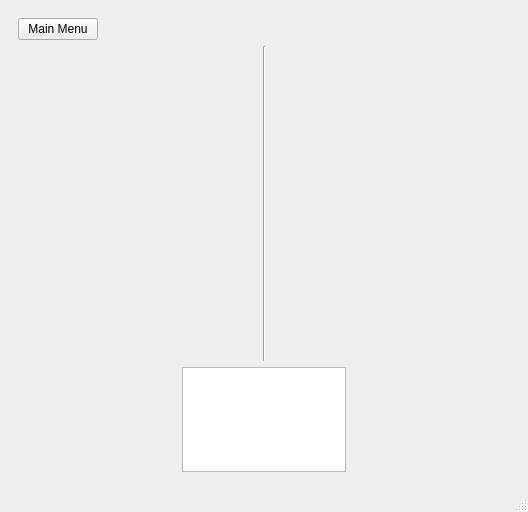
Qt form battleship.ui (B1rtek/battleship-py) before a commit.
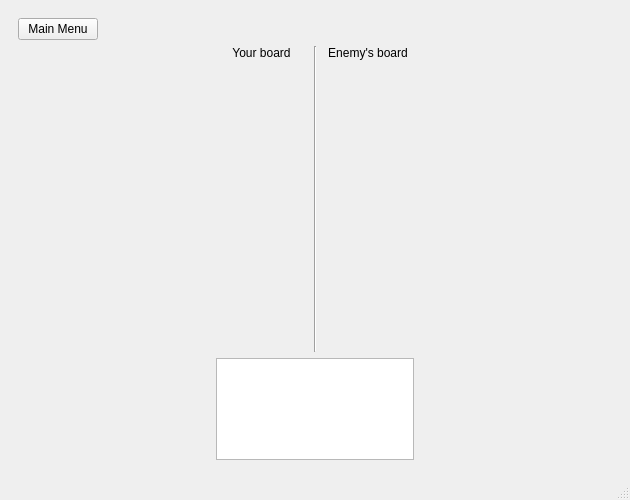
The same form after that commit. The open tabs and pages were chosen to show the change.

What changed in the file:
```diff
--- a/battleship.ui
+++ b/battleship.ui
@@ -6,8 +6,8 @@
    <rect>
     <x>0</x>
     <y>0</y>
-    <width>528</width>
-    <height>512</height>
+    <width>630</width>
+    <height>500</height>
    </rect>
   </property>
   <property name="sizePolicy">
@@ -415,8 +415,21 @@
                <layout class="QHBoxLayout" name="horizontalLayout_12">
                 <item>
                  <layout class="QVBoxLayout" name="verticalLayout_10">
+                  <property name="spacing">
+                   <number>0</number>
+                  </property>
                   <item>
                    <layout class="QVBoxLayout" name="verticalLayout_6">
+                    <item alignment="Qt::AlignHCenter">
+                     <widget class="QLabel" name="label_player_board">
+                      <property name="text">
+                       <string>Your board</string>
+                      </property>
+                      <property name="alignment">
+                       <set>Qt::AlignCenter</set>
+                      </property>
+                     </widget>
+                    </item>
                     <item>
                      <spacer name="verticalSpacer_8">
                       <property name="orientation">
@@ -472,10 +485,13 @@
                       <property name="orientation">
                        <enum>Qt::Vertical</enum>
                       </property>
+                      <property name="sizeType">
+                       <enum>QSizePolicy::Minimum</enum>
+                      </property>
                       <property name="sizeHint" stdset="0">
                        <size>
                         <width>20</width>
-                        <height>40</height>
+                        <height>20</height>
                        </size>
                       </property>
                      </spacer>
@@ -490,7 +506,7 @@
                        <enum>Qt::Vertical</enum>
                       </property>
                       <property name="sizeType">
-                       <enum>QSizePolicy::Expanding</enum>
+                       <enum>QSizePolicy::Minimum</enum>
                       </property>
                       <property name="sizeHint" stdset="0">
                        <size>
@@ -572,8 +588,21 @@
                 </item>
                 <item>
                  <layout class="QVBoxLayout" name="verticalLayout_11">
+                  <property name="spacing">
+                   <number>0</number>
+                  </property>
                   <item>
                    <layout class="QVBoxLayout" name="verticalLayout_7">
+                    <item alignment="Qt::AlignHCenter">
+                     <widget class="QLabel" name="label_enemy_board">
+                      <property name="text">
+                       <string>Enemy's board</string>
+                      </property>
+                      <property name="alignment">
+                       <set>Qt::AlignCenter</set>
+                      </property>
+                     </widget>
+                    </item>
                     <item>
                      <spacer name="verticalSpacer_10">
                       <property name="orientation">
@@ -629,10 +658,13 @@
                       <property name="orientation">
                        <enum>Qt::Vertical</enum>
                       </property>
+                      <property name="sizeType">
+                       <enum>QSizePolicy::Minimum</enum>
+                      </property>
                       <property name="sizeHint" stdset="0">
                        <size>
                         <width>20</width>
-                        <height>40</height>
+                        <height>20</height>
                        </size>
                       </property>
                      </spacer>
@@ -647,7 +679,7 @@
                        <enum>Qt::Vertical</enum>
                       </property>
                       <property name="sizeType">
-                       <enum>QSizePolicy::Expanding</enum>
+                       <enum>QSizePolicy::Minimum</enum>
                       </property>
                       <property name="sizeHint" stdset="0">
                        <size>
```
Left out of the diff: 52 changed lines with no effect on the pictures.
